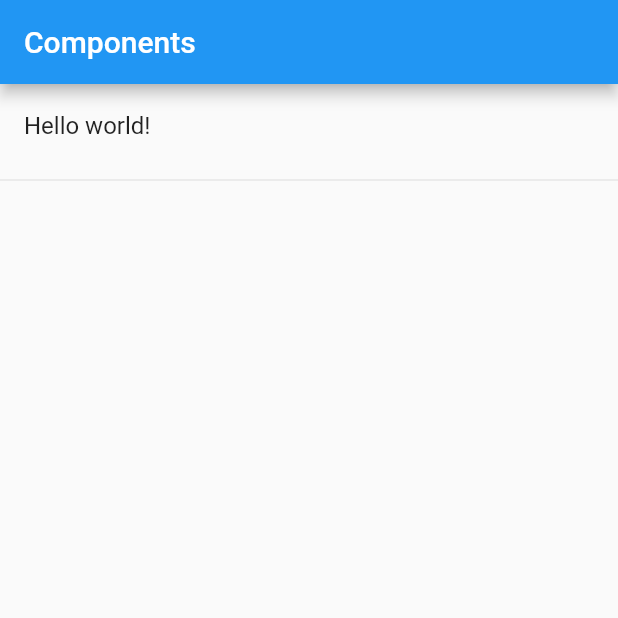
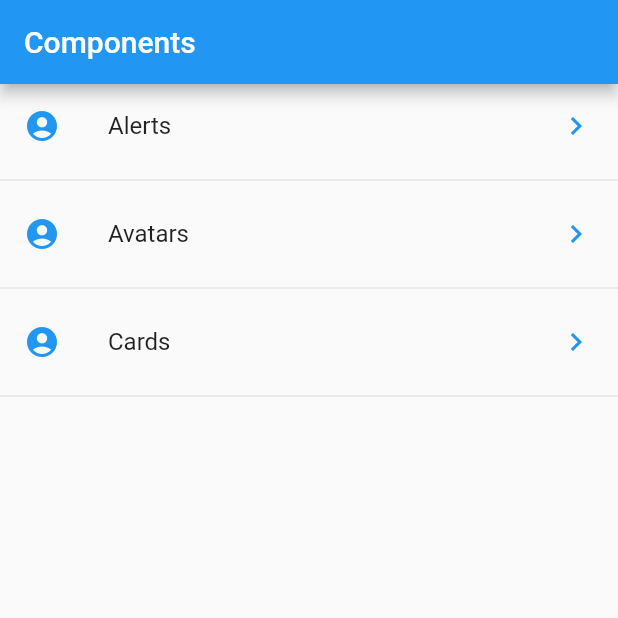
Before and after one commit to marcossevilla/flutter-components, a Flutter app: the screen it shows after launch, on a phone screen of 412 x 824 dp, the top half of it. Run offline on Flutter 3.47's test engine with Material 2 defaults, Android fonts, the phone set to English and light mode, and no system bars.

Commit message:
add future builder and read text from json

```diff
--- a/lib/src/pages/home_page.dart
+++ b/lib/src/pages/home_page.dart
@@ -13,19 +13,36 @@ class HomePage extends StatelessWidget {
   }
 
   Widget _list() {
-    print(menuProvider.options);
-
-    return ListView(
-      children: _listItems(),
+    return FutureBuilder(
+      future: menuProvider.loadData(),
+      initialData: [],
+      builder: (context, AsyncSnapshot<List<dynamic>> snapshot) {
+        print('builder');
+        print(snapshot.data);
+        return ListView(
+          children: _listItems(snapshot.data),
+        );
+      },
     );
   }
 
-  List<Widget> _listItems() {
-    return [
-      ListTile(
-        title: Text('Hello world!'),
-      ),
-      Divider(),
-    ];
+  List<Widget> _listItems(List<dynamic> data) {
+    final List<Widget> options = [];
+
+    data.forEach((op) {
+      final widgetTemp = ListTile(
+        title: Text(op['text']),
+        leading: Icon(
+          Icons.account_circle,
+          color: Colors.blue,
+        ),
+        trailing: Icon(Icons.keyboard_arrow_right, color: Colors.blue),
+        onTap: () {},
+      );
+
+      options..add(widgetTemp)..add(Divider());
+    });
+
+    return options;
   }
 }
```
Also changed, not shown: lib/src/providers/menu_provider.dart (+9 -4 lines).
